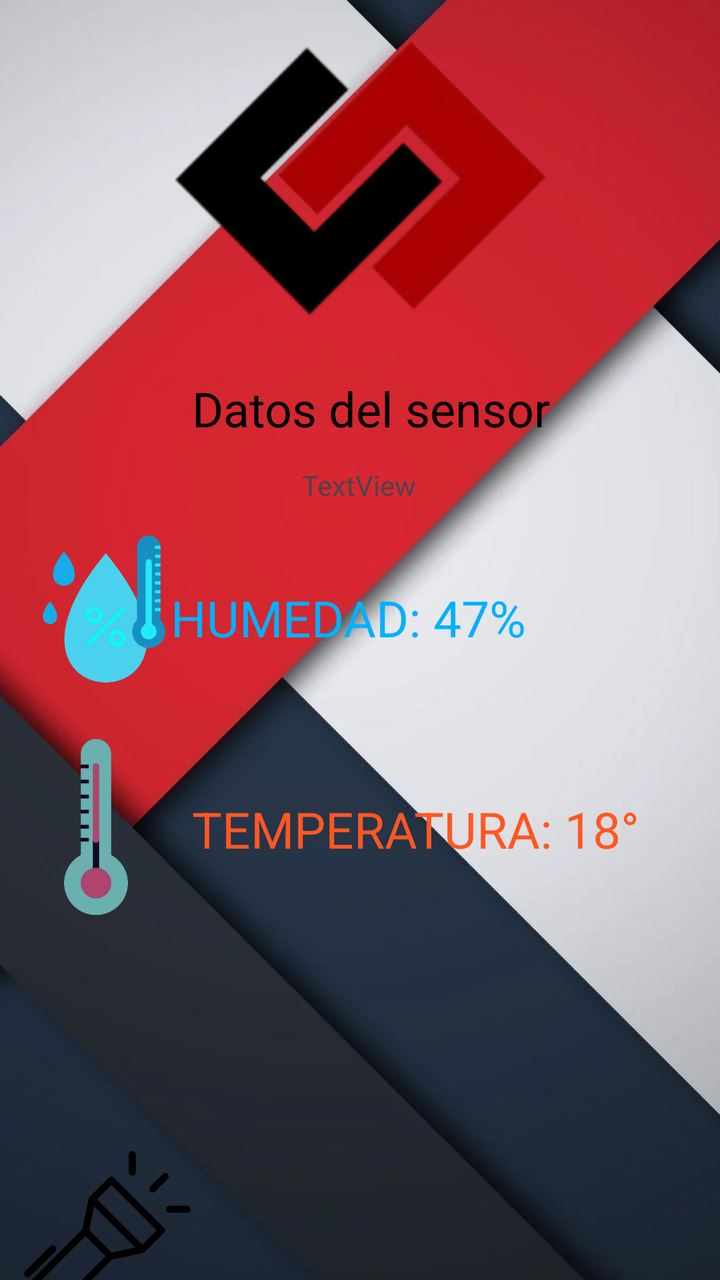
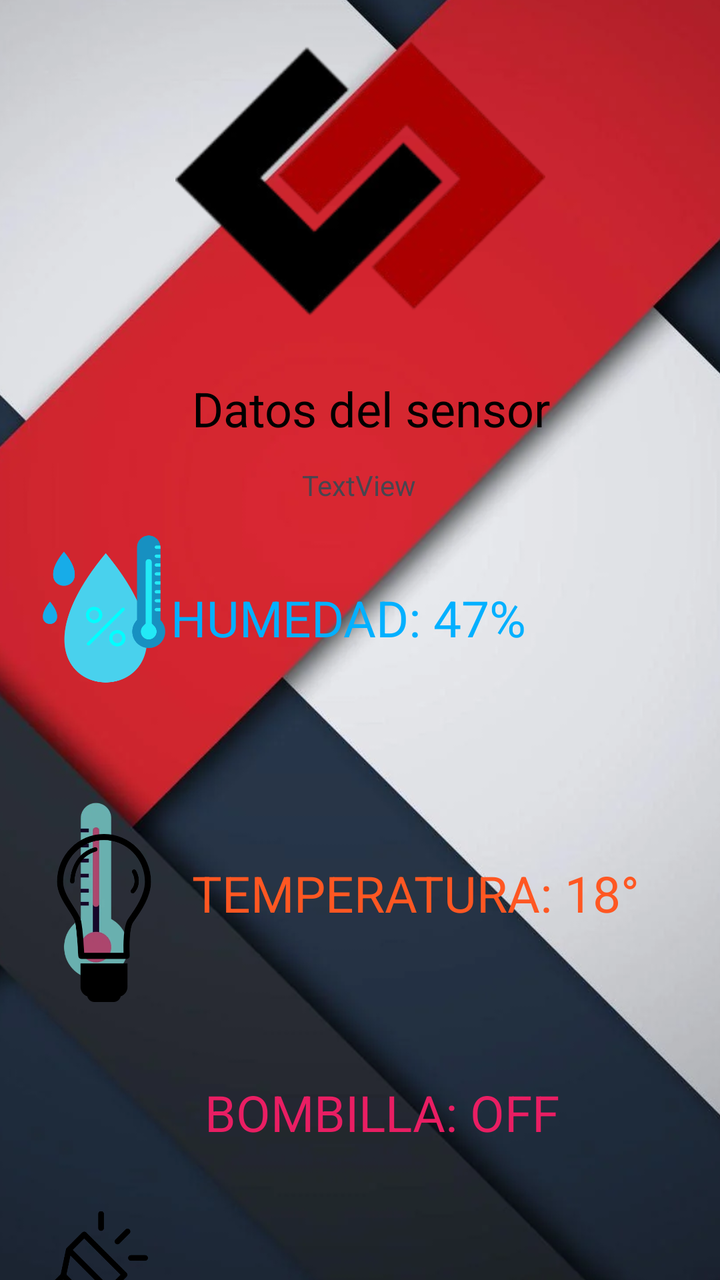

An Android layout rendered at two revisions. The XML below is the earlier revision; the diff shows what the commit changed to produce the second picture.
<!-- AndroidManifest.xml: application theme Theme.EliteCybersecurityHub -->
<!-- res/layout/activity_sensores.xml -->
<?xml version="1.0" encoding="utf-8"?>
<androidx.constraintlayout.widget.ConstraintLayout xmlns:android="http://schemas.android.com/apk/res/android"
    xmlns:app="http://schemas.android.com/apk/res-auto"
    xmlns:tools="http://schemas.android.com/tools"
    android:id="@+id/main"
    android:layout_width="match_parent"
    android:layout_height="match_parent"
    tools:context=".Sensores">

    <ImageView
        android:id="@+id/imageView27"
        android:layout_width="476dp"
        android:layout_height="879dp"
        app:layout_constraintBottom_toBottomOf="parent"
        app:layout_constraintEnd_toEndOf="parent"
        app:layout_constraintHorizontal_bias="0.661"
        app:layout_constraintStart_toStartOf="parent"
        app:layout_constraintTop_toTopOf="parent"
        app:layout_constraintVertical_bias="0.783"
        app:srcCompat="@drawable/umnbackground" />

    <TextView
        android:id="@+id/menuprincipaltxt2"
        android:layout_width="wrap_content"
        android:layout_height="wrap_content"
        android:layout_marginTop="12dp"
        android:scrollbarSize="4dp"
        android:text="Datos del sensor"
        android:textColor="#000000"
        android:textSize="24dp"
        app:layout_constraintEnd_toEndOf="parent"
        app:layout_constraintHorizontal_bias="0.532"
        app:layout_constraintStart_toStartOf="parent"
        app:layout_constraintTop_toBottomOf="@+id/imageView17" />

    <ImageView
        android:id="@+id/imageView17"
        android:layout_width="185dp"
        android:layout_height="176dp"
        app:layout_constraintEnd_toEndOf="parent"
        app:layout_constraintStart_toStartOf="parent"
        app:layout_constraintTop_toTopOf="parent"
        app:srcCompat="@drawable/umenizulu" />

    <ImageView
        android:id="@+id/tempimagen"
        android:layout_width="96dp"
        android:layout_height="173dp"
        android:layout_marginBottom="8dp"
        app:layout_constraintBottom_toTopOf="@+id/btnlinterna"
        app:layout_constraintEnd_toEndOf="parent"
        app:layout_constraintHorizontal_bias="0.0"
        app:layout_constraintStart_toStartOf="parent"
        app:srcCompat="@drawable/termometro" />

    <ImageView
        android:id="@+id/btnlinterna"
        android:layout_width="92dp"
        android:layout_height="227dp"
        android:layout_marginTop="508dp"
        app:layout_constraintEnd_toEndOf="parent"
        app:layout_constraintHorizontal_bias="0.012"
        app:layout_constraintStart_toStartOf="parent"
        app:layout_constraintTop_toTopOf="parent"
        app:srcCompat="@drawable/flashlighton" />

    <ImageView
        android:id="@+id/imageView26"
        android:layout_width="84dp"
        android:layout_height="169dp"
        android:layout_marginTop="220dp"
        android:scrollbarSize="4dp"
        app:layout_constraintEnd_toEndOf="parent"
        app:layout_constraintHorizontal_bias="0.036"
        app:layout_constraintStart_toStartOf="parent"
        app:layout_constraintTop_toTopOf="parent"
        app:srcCompat="@drawable/humedad" />

    <TextView
        android:id="@+id/humtexto"
        android:layout_width="wrap_content"
        android:layout_height="wrap_content"
        android:layout_marginTop="292dp"
        android:text="HUMEDAD: 47%"
        android:textColor="#02B0FF"
        android:textSize="25dp"
        app:layout_constraintEnd_toEndOf="parent"
        app:layout_constraintHorizontal_bias="0.469"
        app:layout_constraintStart_toStartOf="parent"
        app:layout_constraintTop_toTopOf="parent" />

    <TextView
        android:id="@+id/temptexto"
        android:layout_width="wrap_content"
        android:layout_height="wrap_content"
        android:layout_marginTop="72dp"
        android:text="TEMPERATURA: 18°"
        android:textColor="#FF5722"
        android:textSize="25sp"
        app:layout_constraintEnd_toEndOf="parent"
        app:layout_constraintHorizontal_bias="0.0"
        app:layout_constraintStart_toEndOf="@+id/tempimagen"
        app:layout_constraintTop_toBottomOf="@+id/humtexto" />

    <TextView
        android:id="@+id/textoLinterna"
        android:layout_width="wrap_content"
        android:layout_height="wrap_content"
        android:layout_marginTop="636dp"
        android:text="LINTERNA: OFF"
        android:textColor="#FFC107"
        android:textSize="25dp"
        app:layout_constraintEnd_toEndOf="parent"
        app:layout_constraintHorizontal_bias="0.18"
        app:layout_constraintStart_toEndOf="@+id/btnlinterna"
        app:layout_constraintTop_toTopOf="parent" />

    <TextView
        android:id="@+id/fechaActual"
        android:layout_width="wrap_content"
        android:layout_height="wrap_content"
        android:layout_marginBottom="40dp"
        android:text="TextView"
        app:layout_constraintBottom_toTopOf="@+id/humtexto"
        app:layout_constraintEnd_toEndOf="parent"
        app:layout_constraintHorizontal_bias="0.498"
        app:layout_constraintStart_toStartOf="parent" />

</androidx.constraintlayout.widget.ConstraintLayout>
<!-- resources referenced by this layout -->
<resources>
  <!-- drawable flashlighton: png bitmap (drawable, 4740 bytes) -->
  <!-- drawable humedad: png bitmap (drawable, 20993 bytes) -->
  <!-- drawable termometro: webp bitmap (drawable, 10458 bytes) -->
  <!-- drawable umenizulu: webp bitmap (drawable, 10790 bytes) -->
  <!-- drawable umnbackground: webp bitmap (drawable, 31626 bytes) -->
  <style name="Theme.EliteCybersecurityHub" parent="Base.Theme.EliteCybersecurityHub" />
  <style name="Base.Theme.EliteCybersecurityHub" parent="Theme.Material3.DayNight.NoActionBar">
          
          
      </style>
</resources>

<!-- the commit's change to res/layout/activity_sensores.xml (unified diff, before → after) -->
@@ -55,11 +55,11 @@
 
     <ImageView
         android:id="@+id/btnlinterna"
-        android:layout_width="92dp"
-        android:layout_height="227dp"
-        android:layout_marginTop="508dp"
+        android:layout_width="74dp"
+        android:layout_height="205dp"
+        android:layout_marginTop="540dp"
         app:layout_constraintEnd_toEndOf="parent"
-        app:layout_constraintHorizontal_bias="0.012"
+        app:layout_constraintHorizontal_bias="0.0"
         app:layout_constraintStart_toStartOf="parent"
         app:layout_constraintTop_toTopOf="parent"
         app:srcCompat="@drawable/flashlighton" />
@@ -93,7 +93,7 @@
         android:id="@+id/temptexto"
         android:layout_width="wrap_content"
         android:layout_height="wrap_content"
-        android:layout_marginTop="72dp"
+        android:layout_marginTop="104dp"
         android:text="TEMPERATURA: 18°"
         android:textColor="#FF5722"
         android:textSize="25sp"
@@ -126,4 +126,28 @@
         app:layout_constraintHorizontal_bias="0.498"
         app:layout_constraintStart_toStartOf="parent" />
 
+    <ImageView
+        android:id="@+id/bombillaoffimg"
+        android:layout_width="84dp"
+        android:layout_height="146dp"
+        android:layout_marginBottom="108dp"
+        app:layout_constraintBottom_toBottomOf="parent"
+        app:layout_constraintEnd_toEndOf="parent"
+        app:layout_constraintHorizontal_bias="0.036"
+        app:layout_constraintStart_toStartOf="parent"
+        app:srcCompat="@drawable/bombillaapagada" />
+
+    <TextView
+        android:id="@+id/textobombilla"
+        android:layout_width="wrap_content"
+        android:layout_height="wrap_content"
+        android:layout_marginTop="76dp"
+        android:text="BOMBILLA: OFF"
+        android:textColor="#E91E63"
+        android:textSize="25dp"
+        app:layout_constraintEnd_toEndOf="parent"
+        app:layout_constraintHorizontal_bias="0.094"
+        app:layout_constraintStart_toEndOf="@+id/bombillaoffimg"
+        app:layout_constraintTop_toBottomOf="@+id/temptexto" />
+
 </androidx.constraintlayout.widget.ConstraintLayout>
<!-- resource entries referenced after the edit -->
@@ -1,5 +1,6 @@
 <!-- resources referenced by this layout -->
 <resources>
+  <!-- drawable bombillaapagada: png bitmap (drawable, 8082 bytes) -->
   <!-- drawable flashlighton: png bitmap (drawable, 4740 bytes) -->
   <!-- drawable humedad: png bitmap (drawable, 20993 bytes) -->
   <!-- drawable termometro: webp bitmap (drawable, 10458 bytes) -->
